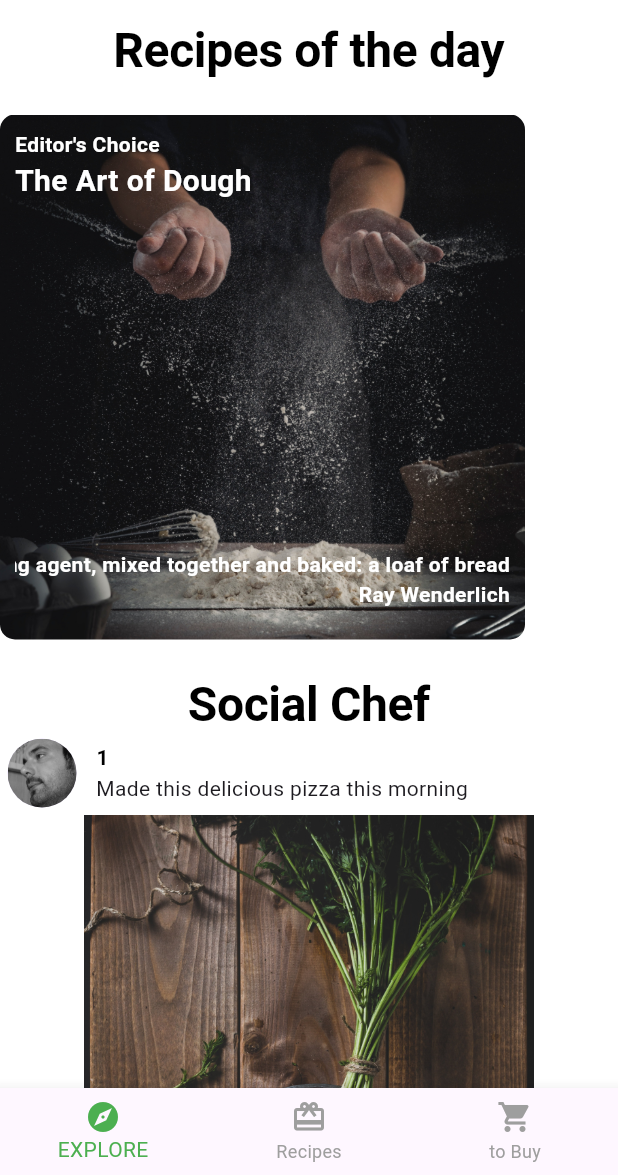
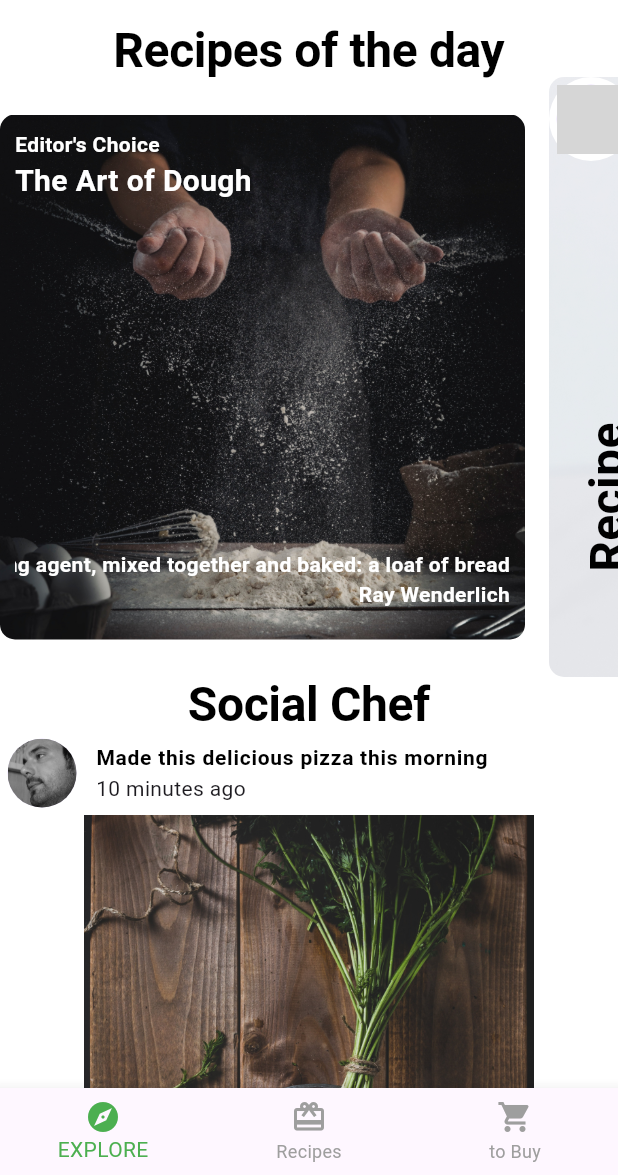
Before and after one commit to shinso-raven/food_social_app, a Flutter app: the screen it shows after launch, on a phone screen of 412 x 824 dp, the part 61-1236 px from its top. Run offline on Flutter 3.47's test engine with Material 3 defaults, Android fonts, the phone set to English and light mode, and no system bars; grey boxes are pictures that could not be loaded.

Commit message:
feaat: Explore recipes

```diff
--- a/lib/api/api_service.dart
+++ b/lib/api/api_service.dart
@@ -12,11 +12,11 @@ class ApiService {
     return rootBundle.loadString(path);
   }
 
-  Future<List<SimpleRecipe>> _getRecipes() async {
+  Future<List<SimpleRecipe>> getRecipes() async {
     await Future.delayed(const Duration(milliseconds: 1000));
 
     //Se trae el json desde nuestro archivo
-    final data = await _loadAssets('assets/sample_data/simple_recipes.json');
+    final data = await _loadAssets('assets/sample_data/sample_recipes.json');
 
     //Se convierte el json a un mapa
     final Map<String, dynamic> json = jsonDecode(data);
@@ -34,7 +34,7 @@ class ApiService {
     return []; //Si tira error retorna una lista vacía
   }
 
-  Future<List<Post>> _getFriendPosts() async {
+  Future<List<Post>> getFriendPosts() async {
     await Future.delayed(const Duration(milliseconds: 1000));
 
     final data =
@@ -54,7 +54,7 @@ class ApiService {
     return [];
   }
 
-  Future<List<ExploreRecipe>> _getTodayRecipes() async {
+  Future<List<ExploreRecipe>> getTodayRecipes() async {
     await Future.delayed(const Duration(milliseconds: 1000));
 
     final data =
@@ -85,8 +85,8 @@ class ApiService {
   }
 
   Future<ExploreData> getExploreData() async {
-    final todayRecipes = await _getTodayRecipes();
-    final friendPosts = await _getFriendPosts();
+    final todayRecipes = await getTodayRecipes();
+    final friendPosts = await getFriendPosts();
 
     return ExploreData(todayRecipes, friendPosts);
   }
--- a/lib/components/friend_post_list_view.dart
+++ b/lib/components/friend_post_list_view.dart
@@ -59,10 +59,13 @@ class FriendPost extends StatelessWidget {
                 width: 8,
               ),
               Column(crossAxisAlignment: CrossAxisAlignment.start, children: [
-                Text("${post.id}",
+                // Text("${post.id}",
+
+                Text(post.comment,
                     style: Theme.of(context).textTheme.bodyLarge),
+
                 Text(
-                  post.comment,
+                  '${post.timestamp} minutes ago',
                   style: Theme.of(context).textTheme.bodyMedium,
                 )
               ])
@@ -74,7 +77,6 @@ class FriendPost extends StatelessWidget {
                 image:
                     AssetImage("assets/magazine_pics/" + post.foodPictureUrl)),
           ),
-          Text('${post.timestamp} minutes ago')
         ],
       ),
     );
--- a/lib/models/explore_recipe.dart
+++ b/lib/models/explore_recipe.dart
@@ -8,87 +8,81 @@ class CardTypes {
 }
 
 class ExploreRecipe {
-  final String id;
-  final String cardType;
-  final String title;
-  final String subtitle;
-  final String backgroundImage;
-  final String backgroundImageSource;
-  final String message;
-  final String authorName;
-  final String role;
-  final String authorImage;
-  final int durationInMinutes;
-  final String dietType;
-  final int calories;
-  final List<String> tags;
-  final String description;
-  final String source;
-  final List<Ingredient> ingredients;
-  final List<Instruction> instructions;
+  String id;
+  String cardType;
+  String title;
+  String subtitle;
+  String backgroundImage;
+  String backgroundImageSource;
+  String message;
+  String authorName;
+  String role;
+  String authorImage;
+  int durationInMinutes;
+  String dietType;
+  int calories;
+  List<String> tags;
+  String description;
+  String source;
+  List<Ingredient> ingredients;
+  List<Instruction> instructions;
 
   ExploreRecipe({
     required this.id,
     required this.cardType,
     required this.title,
-    required this.subtitle,
-    required this.backgroundImage,
-    required this.backgroundImageSource,
-    required this.message,
-    required this.authorName,
-    required this.role,
-    required this.authorImage,
-    required this.durationInMinutes,
-    required this.dietType,
-    required this.calories,
-    required this.tags,
-    required this.description,
-    required this.source,
-    required this.ingredients,
-    required this.instructions,
+    this.subtitle = '',
+    this.backgroundImage = '',
+    this.backgroundImageSource = '',
+    this.message = '',
+    this.authorName = '',
+    this.role = '',
+    this.authorImage = '',
+    this.durationInMinutes = 0,
+    this.dietType = '',
+    this.calories = 0,
+    this.tags = const [],
+    this.description = '',
+    this.source = '',
+    this.ingredients = const [],
+    this.instructions = const [],
   });
 
-  factory ExploreRecipe.fromJson(Map<String, dynamic> json) => ExploreRecipe(
-        id: json["id"],
-        cardType: json["cardType"],
-        title: json["title"],
-        subtitle: json["subtitle"],
-        backgroundImage: json["backgroundImage"],
-        backgroundImageSource: json["backgroundImageSource"],
-        message: json["message"],
-        authorName: json["authorName"],
-        role: json["role"],
-        authorImage: json["authorImage"],
-        durationInMinutes: json["durationInMinutes"],
-        dietType: json["dietType"],
-        calories: json["calories"],
-        tags: List<String>.from(json["tags"].map((x) => x)),
-        description: json["description"],
-        source: json["source"],
-        ingredients: List<Ingredient>.from(
-            json["ingredients"].map((x) => Ingredient.fromJson(x))),
-        instructions: List<Instruction>.from(
-            json["instructions"].map((x) => Instruction.fromJson(x))),
-      );
+  factory ExploreRecipe.fromJson(Map<String, dynamic> json) {
+    final ingredients = <Ingredient>[];
+    final instructions = <Instruction>[];
 
-  Map<String, dynamic> toJson() => {
-        "id": id,
-        "cardType": cardType,
-        "title": title,
-        "subtitle": subtitle,
-        "backgroundImage": backgroundImage,
-        "backgroundImageSource": backgroundImageSource,
-        "message": message,
-        "authorName": authorName,
-        "role": role,
-        "authorImage": authorImage,
-        "durationInMinutes": durationInMinutes,
-        "dietType": dietType,
-        "calories": calories,
-        "tags": List<dynamic>.from(tags.map((x) => x)),
-        "description": description,
-        "source": source,
-        "ingredients": List<dynamic>.from(ingredients.map((x) => x.toJson())),
-        "instructions": List<dynamic>.from(instructions.map((x) => x.toJson())),
-      };
+    if (json['ingredients'] != null) {
+      json['ingredients'].forEach((v) {
+        ingredients.add(Ingredient.fromJson(v));
+      });
+    }
+
+    if (json['instructions'] != null) {
+      json['instructions'].forEach((v) {
+        instructions.add(Instruction.fromJson(v));
+      });
+    }
+
+    return ExploreRecipe(
+      id: json['id'] ?? '',
+      cardType: json['cardType'] ?? '',
+      title: json['title'] ?? '',
+      subtitle: json['subtitle'] ?? '',
+      backgroundImage: json['backgroundImage'] ?? '',
+      backgroundImageSource: json['backgroundImageSource'] ?? '',
+      message: json['message'] ?? '',
+      authorName: json['authorName'] ?? '',
+      role: json['role'] ?? '',
+      authorImage: json['authorImage'] ?? '',
+      durationInMinutes: json['durationInMinutes'] ?? 0,
+      dietType: json['dietType'] ?? '',
+      calories: json['calories'] ?? 0,
+      tags: json['tags'].cast<String>() ?? [],
+      description: json['description'] ?? '',
+      source: json['source'] ?? '',
+      ingredients: ingredients,
+      instructions: instructions,
+    );
+  }
 }
--- a/lib/screens/recipes_screen.dart
+++ b/lib/screens/recipes_screen.dart
@@ -1,11 +1,60 @@
 import 'package:flutter/material.dart';
+import 'package:social_food_app/api/api_service.dart';
+import 'package:social_food_app/models/simple_recipe.dart';
 
 class RecipesScreen extends StatelessWidget {
-  const RecipesScreen({super.key});
+  RecipesScreen({super.key});
+
+  final apiService = ApiService();
 
   @override
   Widget build(BuildContext context) {
     // return Center(child: Card2());
-    return Placeholder();
+    return FutureBuilder(
+        future: apiService.getRecipes(),
+        builder: (context, snapshot) {
+          if (snapshot.connectionState != ConnectionState.done) {
+            return Center(child: CircularProgressIndicator());
+          }
+
+          return RecipesGrid(recipes: snapshot.data ?? []);
+        });
   }
 }
+
+class RecipesGrid extends StatelessWidget {
+  RecipesGrid({super.key, required this.recipes});
+
+  final List<SimpleRecipe> recipes;
+
+  @override
+  Widget build(BuildContext context) {
+    return GridView.builder(
+      gridDelegate:
+          SliverGridDelegateWithFixedCrossAxisCount(crossAxisCount: 2),
+      itemCount: recipes.length,
+      itemBuilder: (context, index) {
+        final simpleRecipe = recipes[index];
+
+        return Container(
+          child: Column(
+            children: [
+              ClipRRect(
+                borderRadius: BorderRadius.circular(12),
+                child: Image.asset(
+                  simpleRecipe.dishImage,
+                  fit: BoxFit.cover,
+                ),
+              ),
+              SizedBox(
+                height: 10,
+              ),
+              Text(simpleRecipe.title,
+                  maxLines: 1, style: Theme.of(context).textTheme.bodyLarge)
+            ],
+          ),
+        );
+      },
+    );
+  }
+}
```
